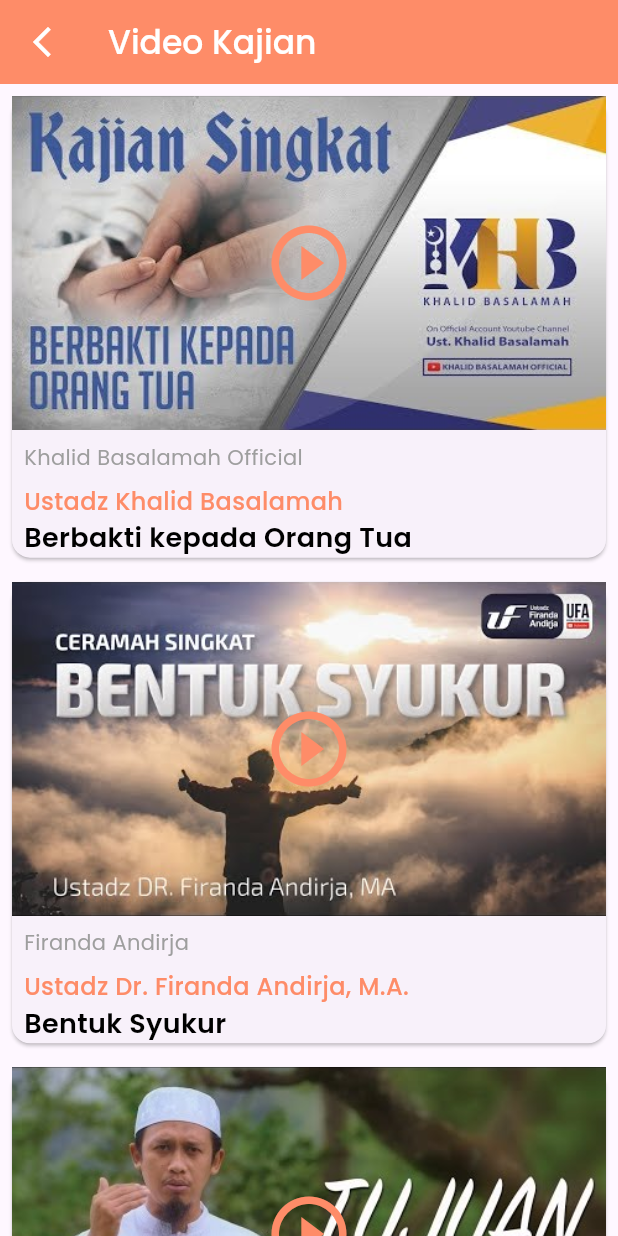
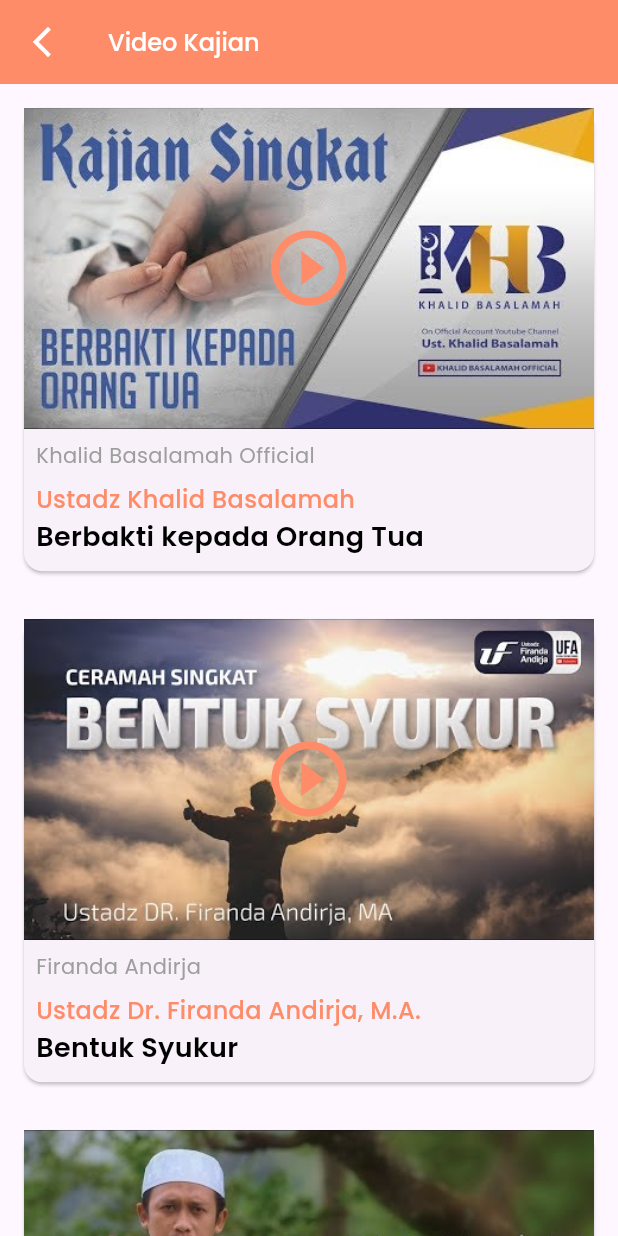
Before and after one commit to sabitmohamad/Bittaqwa, a Flutter app: the VideoKajianScreen screen opened by its route, on a phone screen of 412 x 824 dp. Run offline on Flutter 3.47's test engine with Material 3 defaults, Android fonts, the phone set to English and light mode, and no system bars; our stand-ins replace flutter_masked_text2, geocoding, geolocator, permission_handler, youtube_player_flutter.

Commit message:
Update Jadwal Sholat dan Video Kajian

```diff
--- a/lib/presentation/screen/video_kajian_screen.dart
+++ b/lib/presentation/screen/video_kajian_screen.dart
@@ -15,13 +15,14 @@
           'Video Kajian',
           style: TextStyle(
             color: ColorConstant.white,
-            fontFamily: "PoppinsMedium",
+            fontSize: 16,
+            fontFamily: 'PoppinsMedium',
           ),
         ),
         leading: IconButton(
-          icon: Icon(
+          icon: const Icon(
             Icons.arrow_back_ios_new_outlined,
-            color: ColorConstant.white,
+            color: Colors.white,
           ),
           onPressed: () {
             Navigator.pop(context);
@@ -42,11 +43,12 @@
                     ustadz: videos[index]['ustadz']!,
                     title: videos[index]['title']!,
                     description: videos[index]['description']!,
-                    thumbnail: videos[index]['thumnail']!,
                   ),
                 ),
               );
             },
+            child: Padding(
+              padding: const EdgeInsets.all(8.0),
               child: Card(
                 margin: const EdgeInsets.all(8.0),
                 child: Column(
@@ -107,7 +109,11 @@
                         ),
                       ),
                     ),
+                    SizedBox(
+                      height: 10,
+                    ),
                   ],
+                ),
               ),
             ),
           );
```
Also changed, not shown: lib/presentation/screen/jadwal_sholat_screen.dart (+7 -3 lines), lib/presentation/screen/video_kajian_detail_screen.dart (+98 -3 lines), 1 other file. Lines whose indentation alone changed are shown as unchanged.
